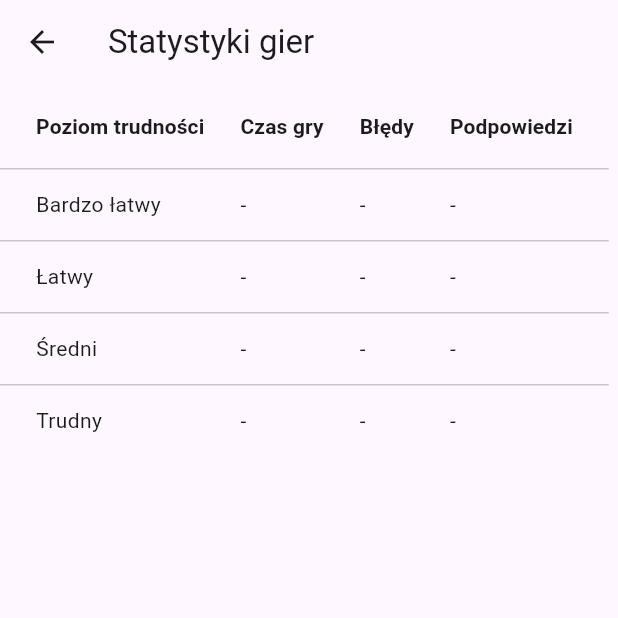
After one commit to BartTed1/Sudoku-Flutter, a Flutter app: the screen it shows after launch, after a tap on "Twoje wyniki", on a phone screen of 412 x 824 dp, the top half of it. The commit adds this screen. Run offline on Flutter 3.47's test engine with Material 3 defaults, Android fonts, the phone set to English and light mode, and no system bars; our stand-ins replace dynamic_color, fluttertoast, shared_preferences.

Commit message:
new logo and linked layout

```diff
--- a/lib/main.dart
+++ b/lib/main.dart
@@ -79,9 +79,20 @@ class _MyHomePageState extends State<MyHomePage> {
         title: Padding(
           padding: const EdgeInsets.symmetric(horizontal: 16),
           child: Center(
-            child: Text(
-              widget.title,
-              style: Theme.of(context).textTheme.titleLarge,
+            child: Row(
+              mainAxisAlignment: MainAxisAlignment.center,
+              children: [
+                Image.asset(
+                  'assets/images/logo.png',
+                  height: 45.0,
+                  width: 45.0,
+                ),
+                const SizedBox(width: 16),
+                Text(
+                  widget.title,
+                  style: Theme.of(context).textTheme.titleLarge,
+                ),
+              ],
             ),
           ),
         ),
--- a/lib/views/GameBoardView.dart
+++ b/lib/views/GameBoardView.dart
@@ -199,36 +199,36 @@ class _GameBoardView extends State<GameBoardView> with WidgetsBindingObserver {
   }
 
   Future<void> _saveStatsToMemory() async {
-    String sudokuDifficulty = difficulty.name;
+    String sudokuDifficulty = difficulty.toString().split(".")[1];
     SharedPreferences prefs = await SharedPreferences.getInstance();
 
     // get stats from memory
-    String playTime = await _retrieveStatsFromMemory(sudokuDifficulty, "playTime");
-    String mistakes = await _retrieveStatsFromMemory(sudokuDifficulty, "mistakes");
-    String hints = await _retrieveStatsFromMemory(sudokuDifficulty, "hints");
+    String playTimeStat = await _retrieveStatsFromMemory(sudokuDifficulty, "playTime");
+    String mistakesStat = await _retrieveStatsFromMemory(sudokuDifficulty, "mistakes");
+    String hintsStat = await _retrieveStatsFromMemory(sudokuDifficulty, "hints");
 
     // calculate average time
-    if (playTime == "") prefs.setString("sudoku$sudokuDifficulty$playTime", playTime);
+    if (playTimeStat == "") prefs.setString("sudoku$sudokuDifficulty"+"playTime", playTime.toString());
     else {
-      int playSeconds = int.parse(playTime.split(":")[0]) * 60 + int.parse(playTime.split(":")[1]);
+      int playSeconds = int.parse(playTimeStat.split(":")[0]) * 60 + int.parse(playTimeStat.split(":")[1]);
       int currentSeconds = minutes * 60 + seconds;
       int avgSeconds = (playSeconds + currentSeconds) ~/ 2;
       String avgTime = "${(avgSeconds / 60).floor()}:${avgSeconds % 60}";
-      prefs.setString("sudoku$sudokuDifficulty$playTime", avgTime);
+      prefs.setString("sudoku$sudokuDifficulty"+"playTime", avgTime);
     }
 
     // calculate average mistakes
-    if (mistakes == "") prefs.setString("sudoku$sudokuDifficulty$mistakes", mistakes);
+    if (mistakesStat == "") prefs.setString("sudoku$sudokuDifficulty"+"mistakes", mistakes.toString());
     else {
-      int avgMistakes = (int.parse(mistakes) + int.parse(mistakes)) ~/ 2;
-      prefs.setString("sudoku$sudokuDifficulty$mistakes", avgMistakes.toString());
+      int avgMistakes = (int.parse(mistakesStat) + mistakes) ~/ 2;
+      prefs.setString("sudoku$sudokuDifficulty"+"mistakes", avgMistakes.toString());
     }
 
     // calculate average hints
-    if (hints == "") prefs.setString("sudoku$sudokuDifficulty$hints", hints);
+    if (hintsStat == "") prefs.setString("sudoku$sudokuDifficulty"+"hints", hints.toString());
     else {
-      int avgHints = (int.parse(hints) + int.parse(hints)) ~/ 2;
-      prefs.setString("sudoku$sudokuDifficulty$hints", avgHints.toString());
+      int avgHints = (int.parse(hintsStat) + hints) ~/ 2;
+      prefs.setString("sudoku$sudokuDifficulty"+"hints", avgHints.toString());
     }
   }
 
--- /dev/null
+++ b/lib/views/StatsView.dart
@@ -0,0 +1,124 @@
+import 'package:flutter/material.dart';
+import 'package:shared_preferences/shared_preferences.dart';
+
+class StatsView extends StatefulWidget {
+  @override
+  _StatsViewState createState() => _StatsViewState();
+}
+
+class _StatsViewState extends State<StatsView> {
+  late Future<List<Map<String, dynamic>>> statsData;
+
+  @override
+  void initState() {
+    super.initState();
+    statsData = retrieveStatsData();
+  }
+
+  Future<List<Map<String, dynamic>>> retrieveStatsData() async {
+    SharedPreferences prefs = await SharedPreferences.getInstance();
+    List<Map<String, dynamic>> stats = [];
+
+    for (var difficulty in ['veryEasy', 'easy', 'medium', 'hard']) {
+      String? playTime = prefs.getString('sudoku$difficulty' + 'playTime');
+      String? mistakes = prefs.getString('sudoku$difficulty' + 'mistakes');
+      String? hints = prefs.getString('sudoku$difficulty' + 'hints');
+
+      if (playTime != null && mistakes != null && hints != null) {
+        stats.add({
+          'difficulty': getDifficultyName(difficulty),
+          'playTime': playTime,
+          'mistakes': mistakes,
+          'hints': hints,
+        });
+      }
+      else {
+        stats.add({
+          'difficulty': getDifficultyName(difficulty),
+          'playTime': '-',
+          'mistakes': '-',
+          'hints': '-',
+        });
+      }
+    }
+
+    return stats;
+  }
+
+  String getDifficultyName(String difficulty) {
+    switch (difficulty) {
+      case 'veryEasy':
+        return 'Bardzo łatwy';
+      case 'easy':
+        return 'Łatwy';
+      case 'medium':
+        return 'Średni';
+      case 'hard':
+        return 'Trudny';
+      default:
+        return 'Bardzo łatwy';
+    }
+  }
+
+  @override
+  Widget build(BuildContext context) {
+    return Scaffold(
+      appBar: AppBar(
+        title: Text('Statystyki gier'),
+      ),
+      body: FutureBuilder<List<Map<String, dynamic>>>(
+        future: statsData,
+        builder: (context, snapshot) {
+          if (snapshot.connectionState == ConnectionState.waiting) {
+            return Center(child: CircularProgressIndicator());
+          } else if (snapshot.hasError) {
+            return Center(child: Text('Error: ${snapshot.error}'));
+          } else {
+            return SingleChildScrollView(
+              scrollDirection: Axis.horizontal,
+              child: DataTable(
+                columnSpacing: 24.0,
+                columns: const <DataColumn>[
+                  DataColumn(
+                    label: Text(
+                      'Poziom trudności',
+                      style: TextStyle(fontWeight: FontWeight.bold),
+                    ),
+                  ),
+                  DataColumn(
+                    label: Text(
+                      'Czas gry',
+                      style: TextStyle(fontWeight: FontWeight.bold),
+                    ),
+                  ),
+                  DataColumn(
+                    label: Text(
+                      'Błędy',
+                      style: TextStyle(fontWeight: FontWeight.bold),
+                    ),
+                  ),
+                  DataColumn(
+                    label: Text(
+                      'Podpowiedzi',
+                      style: TextStyle(fontWeight: FontWeight.bold),
+                    ),
+                  ),
+                ],
+                rows: snapshot.data!.map<DataRow>((row) {
+                  return DataRow(
+                    cells: <DataCell>[
+                      DataCell(Text(row['difficulty'])),
+                      DataCell(Text(row['playTime'])),
+                      DataCell(Text(row['mistakes'])),
+                      DataCell(Text(row['hints'])),
+                    ],
+                  );
+                }).toList(),
+              ),
+            );
+          }
+        },
+      ),
+    );
+  }
+}
```
Also changed, not shown: pubspec.yaml (+7 -0 lines), assets/images/logo.png (added), pubspec.lock, 20 other files.
